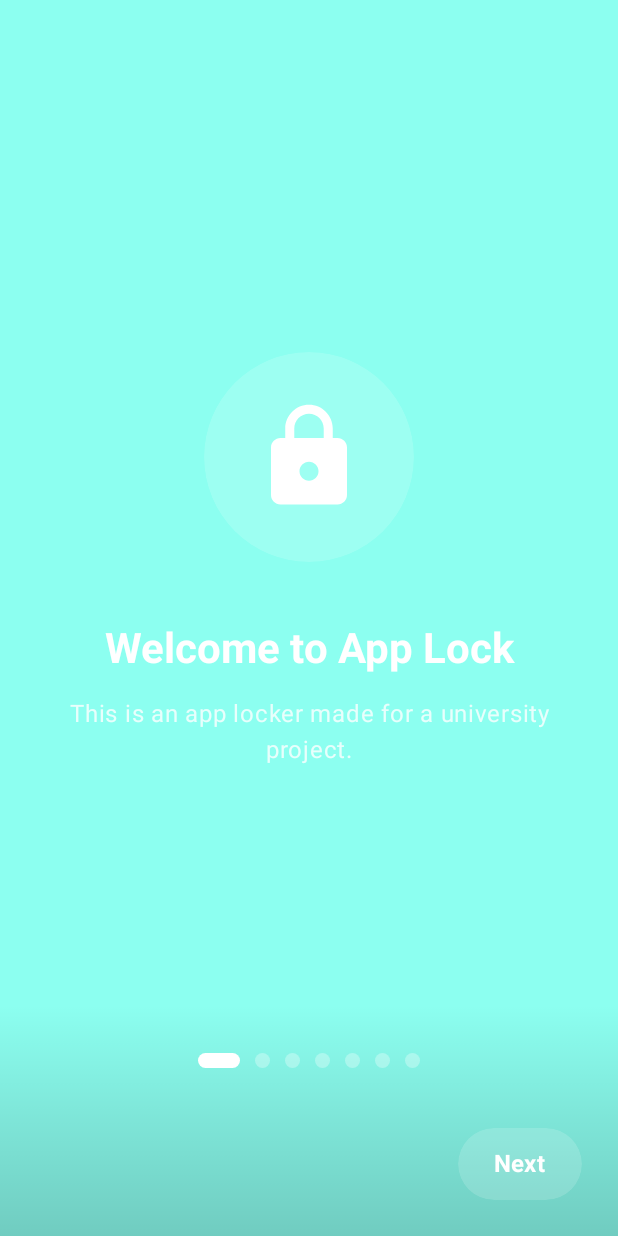
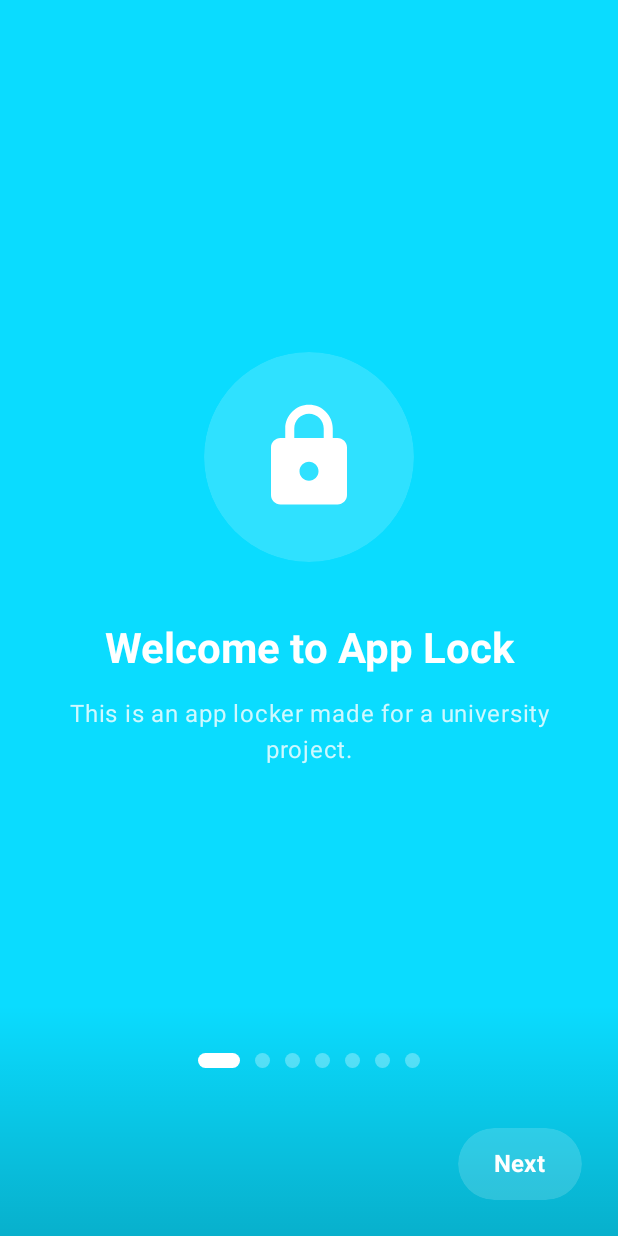
Before and after one commit to mohamedkam000/applock, an Android app built with Jetpack Compose: the AppIntroScreen screen opened through its navigation route, on a phone screen of 412 x 824 dp. Run offline under Robolectric (Android 15) with nearby library versions, the phone set to English and light mode, and no system bars; our stand-ins replace Material 3 Expressive styles (plain Material 3 is drawn).

Commit message:
Colour fixup

```diff
--- a/app/src/main/java/dev/muhammad/applock/features/appintro/ui/AppIntroScreen.kt
+++ b/app/src/main/java/dev/muhammad/applock/features/appintro/ui/AppIntroScreen.kt
@@ -184,7 +184,7 @@ fun AppIntroScreen(navController: NavController) {
             title = "Welcome to App Lock",
             description = "This is an app locker made for a university project.",
             icon = Icons.Filled.Lock,
-            backgroundColor = Color(0xFF8CFFF0),
+            backgroundColor = Color(0xFF0ADCFF),
             contentColor = Color.White,
             onNext = { true }
         ),
```
